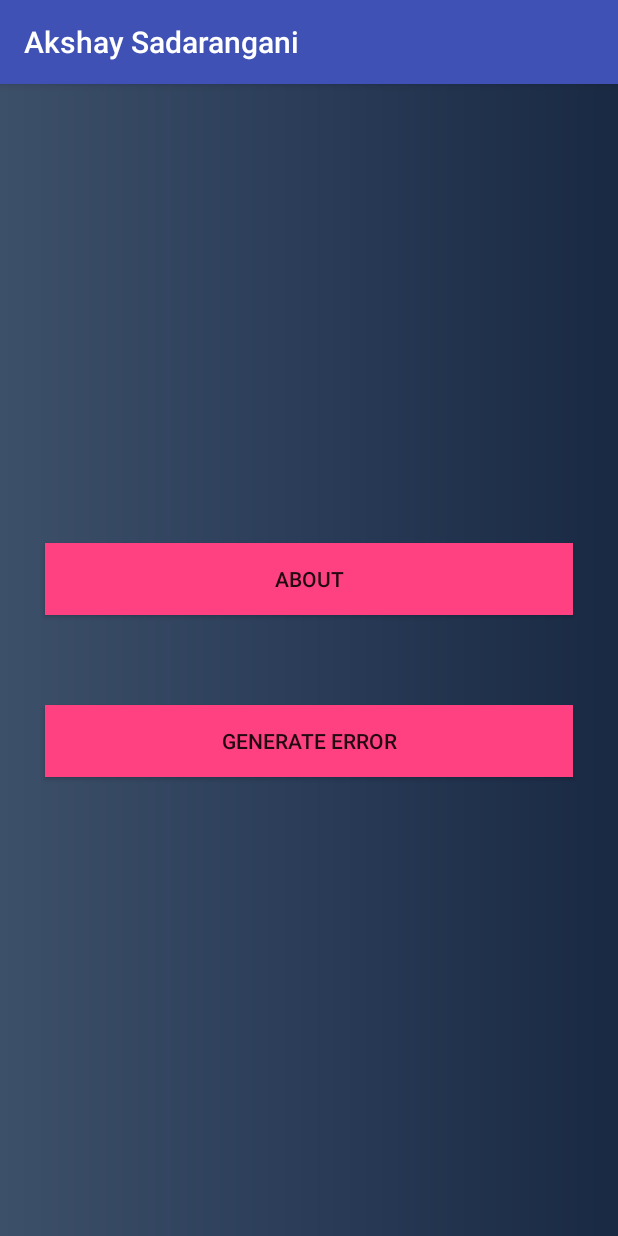
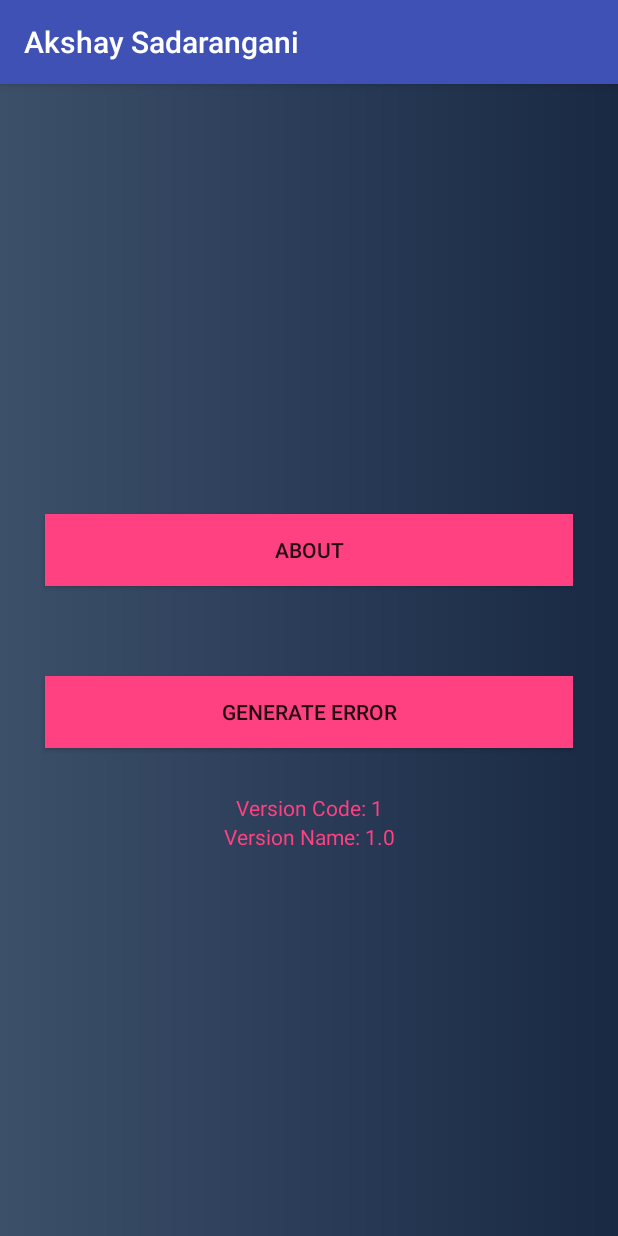
Before and after one commit to aksh4y/CS5520_MAD, an Android app: the screen it shows after launch (MainActivity), on a phone screen of 412 x 824 dp. Run offline under Robolectric (Android 15) with nearby library versions, the phone set to English and light mode, and no system bars.

Commit message:
version name and code

```diff
--- a/app/build.gradle
+++ b/app/build.gradle
@@ -10,6 +10,7 @@ android {
         versionName "1.0"
         testInstrumentationRunner "android.support.test.runner.AndroidJUnitRunner"
     }
+
     buildTypes {
         release {
             minifyEnabled false
--- a/app/src/main/AndroidManifest.xml
+++ b/app/src/main/AndroidManifest.xml
@@ -7,7 +7,7 @@
     <application
         android:allowBackup="true"
         android:icon="@mipmap/ic_launcher"
-        android:label="@string/about_name"
+        android:label="@string/app_name"
         android:roundIcon="@mipmap/ic_launcher_round"
         android:supportsRtl="true"
         android:theme="@style/AppTheme">
--- a/app/src/main/java/akshaysadarangani/madcourse/neu/edu/numad18s_akshaysadarangani/AboutActivity.java
+++ b/app/src/main/java/akshaysadarangani/madcourse/neu/edu/numad18s_akshaysadarangani/AboutActivity.java
@@ -19,6 +19,7 @@ public class AboutActivity extends AppCompatActivity {
     protected void onCreate(Bundle savedInstanceState) {
         super.onCreate(savedInstanceState);
         setContentView(R.layout.activity_about);
+        this.setTitle(getResources().getString(R.string.about_name));   // Change title
 
         imei = findViewById(R.id.imei);
         if (ActivityCompat.checkSelfPermission(this, Manifest.permission.READ_PHONE_STATE) != PackageManager.PERMISSION_GRANTED) {
--- a/app/src/main/java/akshaysadarangani/madcourse/neu/edu/numad18s_akshaysadarangani/MainActivity.java
+++ b/app/src/main/java/akshaysadarangani/madcourse/neu/edu/numad18s_akshaysadarangani/MainActivity.java
@@ -5,18 +5,28 @@ import android.support.v7.app.AppCompatActivity;
 import android.os.Bundle;
 import android.view.View;
 import android.widget.Button;
+import android.widget.TextView;
 
 public class MainActivity extends AppCompatActivity {
 
     Button about, error;
+    TextView versionCode, versionName;
 
     @Override
     protected void onCreate(Bundle savedInstanceState) {
         super.onCreate(savedInstanceState);
         setContentView(R.layout.activity_main);
+        this.setTitle(getResources().getString(R.string.about_name));   // Change title
 
         about = findViewById(R.id.about_btn);
         error = findViewById(R.id.error_btn);
+        versionCode = findViewById(R.id.version_code);
+        versionName = findViewById(R.id.version_name);
+
+        String vName = "Version Name: " + BuildConfig.VERSION_NAME;
+        String vCode = "Version Code: " + BuildConfig.VERSION_CODE;
+        versionName.setText(vName);
+        versionCode.setText(vCode);
 
         about.setOnClickListener(new View.OnClickListener() {
             public void onClick(View v) {
--- a/app/src/main/res/layout/activity_about.xml
+++ b/app/src/main/res/layout/activity_about.xml
@@ -49,7 +49,7 @@
             android:layout_width="match_parent"
             android:layout_height="wrap_content"
             android:textSize="20sp"
-            android:textAlignment="center"/>
+            android:textAlignment="center" />
 
     </LinearLayout>
 
--- a/app/src/main/res/layout/activity_main.xml
+++ b/app/src/main/res/layout/activity_main.xml
@@ -36,6 +36,20 @@
             app:layout_constraintLeft_toLeftOf="parent"
             app:layout_constraintRight_toRightOf="parent"
             app:layout_constraintTop_toTopOf="@id/about_btn" />
+
+        <TextView
+            android:id="@+id/version_code"
+            android:layout_width="match_parent"
+            android:layout_height="wrap_content"
+            android:textColor="@color/colorAccent"
+            android:gravity="center_horizontal" />
+
+        <TextView
+            android:id="@+id/version_name"
+            android:layout_width="match_parent"
+            android:layout_height="wrap_content"
+            android:textColor="@color/colorAccent"
+            android:gravity="center_horizontal"/>
     </LinearLayout>
 
 </android.support.constraint.ConstraintLayout>
```
Also changed, not shown: 4 other files.
